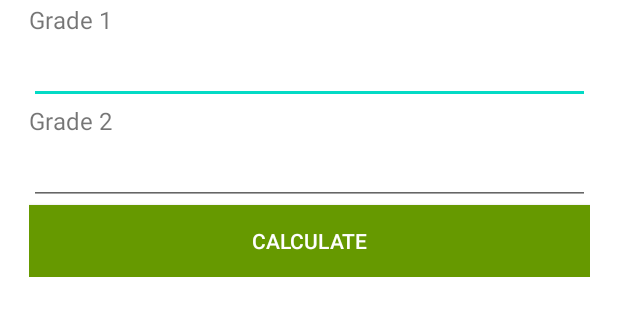
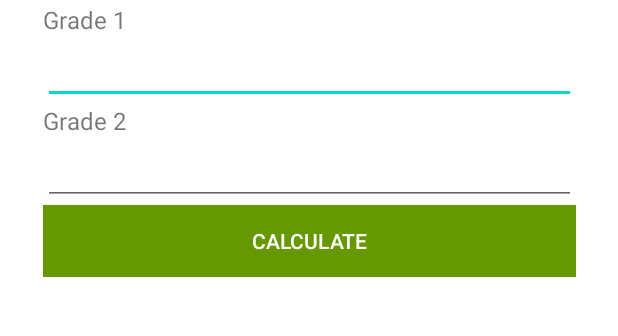
Before and after one commit to FelipeAlafy/EscolaApp, an Android app: the screen it shows after launch (MainActivity), on a phone screen of 412 x 824 dp, the part 107-443 px from its top. Run offline under Robolectric (Android 15) with nearby library versions, the light colour scheme and no system bars.

Commit message:
Ajustando o nome no modo landscape

```diff
--- a/app/src/main/res/layout-land/activity_main.xml
+++ b/app/src/main/res/layout-land/activity_main.xml
@@ -23,8 +23,8 @@
         android:id="@+id/textView"
         android:layout_width="163dp"
         android:layout_height="47dp"
-        android:layout_marginStart="24dp"
-        android:layout_marginTop="24dp"
+        android:layout_marginStart="184dp"
+        android:layout_marginTop="28dp"
         android:text="@string/app_name"
         android:textAlignment="center"
         android:textSize="35sp"
--- a/app/src/main/res/layout/activity_main.xml
+++ b/app/src/main/res/layout/activity_main.xml
@@ -33,8 +33,8 @@
 
     <LinearLayout
         android:id="@+id/layTudo"
-        android:layout_width="374dp"
-        android:layout_height="641dp"
+        android:layout_width="355dp"
+        android:layout_height="554dp"
         android:orientation="vertical"
         app:layout_constraintEnd_toEndOf="parent"
         app:layout_constraintStart_toStartOf="parent"
```
